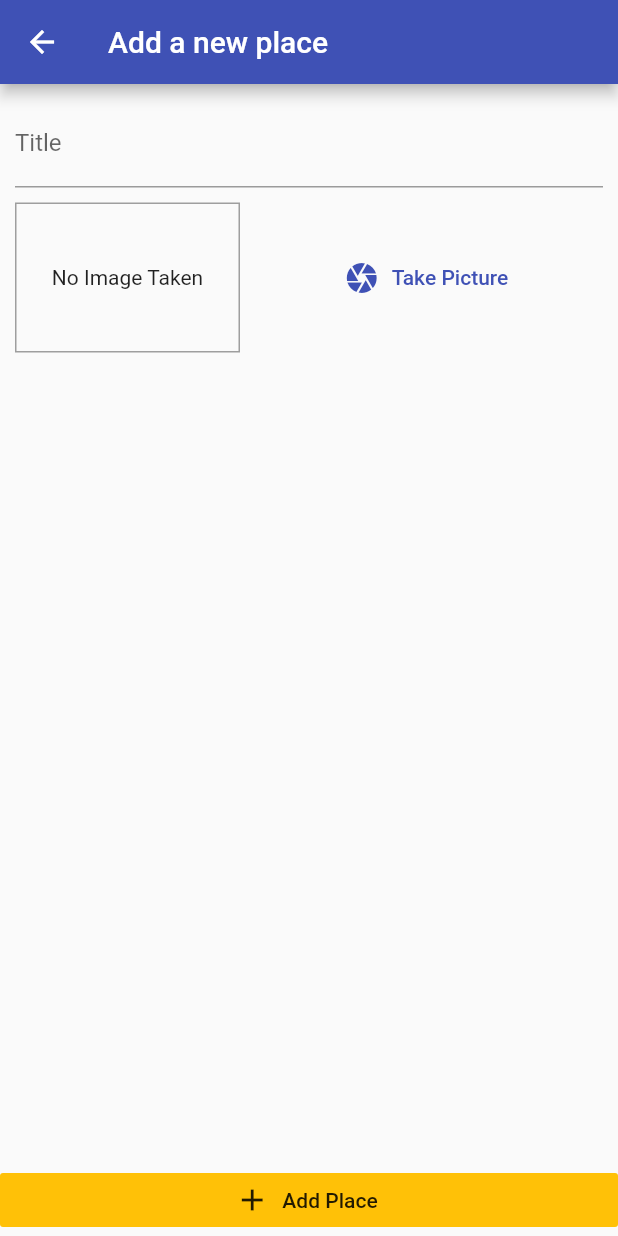
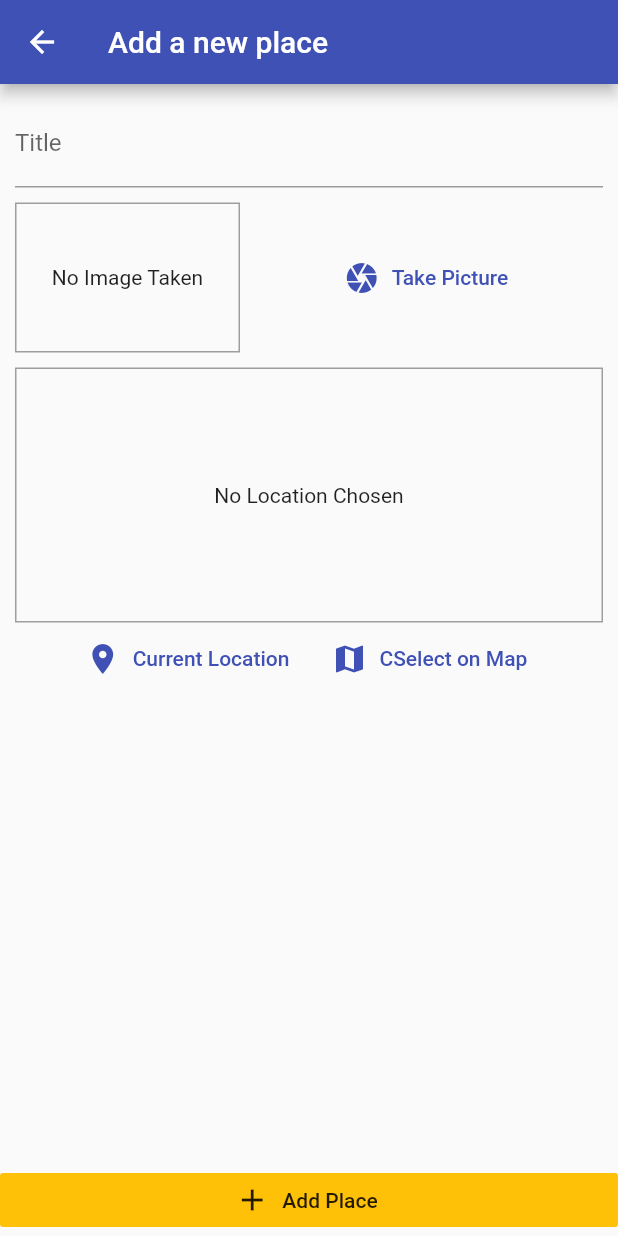
Before and after one commit to darshangit/flutter-app5-native, a Flutter app: the AddPlaceScreen screen opened by its route, on a phone screen of 412 x 824 dp. Run offline on Flutter 3.47's test engine with Material 2 defaults, Android fonts, the phone set to English and light mode, and no system bars; our stand-ins replace image_picker, sqflite; accounts and stored records are empty.

Commit message:
Location package and ouer structure

```diff
--- a/lib/screens/add_place_screen.dart
+++ b/lib/screens/add_place_screen.dart
@@ -3,6 +3,7 @@ import 'dart:io';
 import 'package:flutter/material.dart';
 import 'package:flutter_app_5_native/providers/great_places.dart';
 import 'package:flutter_app_5_native/widgets/image_input.dart';
+import 'package:flutter_app_5_native/widgets/place_input.dart';
 import 'package:provider/provider.dart';
 
 class AddPlaceScreen extends StatefulWidget {
@@ -52,6 +53,10 @@ class _AddPlaceScreenState extends State<AddPlaceScreen> {
                     height: 10,
                   ),
                   ImageInput(_selectImage),
+                  SizedBox(
+                    height: 10,
+                  ),
+                  LocationInput()
                 ],
               ),
             ),
--- /dev/null
+++ b/lib/widgets/place_input.dart
@@ -0,0 +1,51 @@
+import 'package:flutter/material.dart';
+
+class LocationInput extends StatefulWidget {
+  @override
+  _LocationInputState createState() => _LocationInputState();
+}
+
+class _LocationInputState extends State<LocationInput> {
+  String _previewImageUrl;
+
+  @override
+  Widget build(BuildContext context) {
+    return Column(
+      children: <Widget>[
+        Container(
+            height: 170,
+            width: double.infinity,
+            alignment: Alignment.center,
+            decoration:
+                BoxDecoration(border: Border.all(width: 1, color: Colors.grey)),
+            child: _previewImageUrl == null
+                ? Text(
+                    'No Location Chosen',
+                    textAlign: TextAlign.center,
+                  )
+                : Image.network(
+                    _previewImageUrl,
+                    fit: BoxFit.cover,
+                    width: double.infinity,
+                  )),
+        Row(
+          mainAxisAlignment: MainAxisAlignment.center,
+          children: <Widget>[
+            FlatButton.icon(
+              icon: Icon(Icons.location_on),
+              label: Text('Current Location'),
+              textColor: Theme.of(context).primaryColor,
+              onPressed: () {},
+            ),
+            FlatButton.icon(
+              icon: Icon(Icons.map),
+              label: Text('CSelect on Map'),
+              textColor: Theme.of(context).primaryColor,
+              onPressed: () {},
+            )
+          ],
+        )
+      ],
+    );
+  }
+}
--- a/pubspec.yaml
+++ b/pubspec.yaml
@@ -24,6 +24,7 @@ dependencies:
   path_provider: ^1.5.1
   path: ^1.6.4
   sqflite: ^1.2.0
+  location: ^2.3.5
   # The following adds the Cupertino Icons font to your application.
   # Use with the CupertinoIcons class for iOS style icons.
   cupertino_icons: ^0.1.2
```
Also changed, not shown: pubspec.lock, 5 other files.
